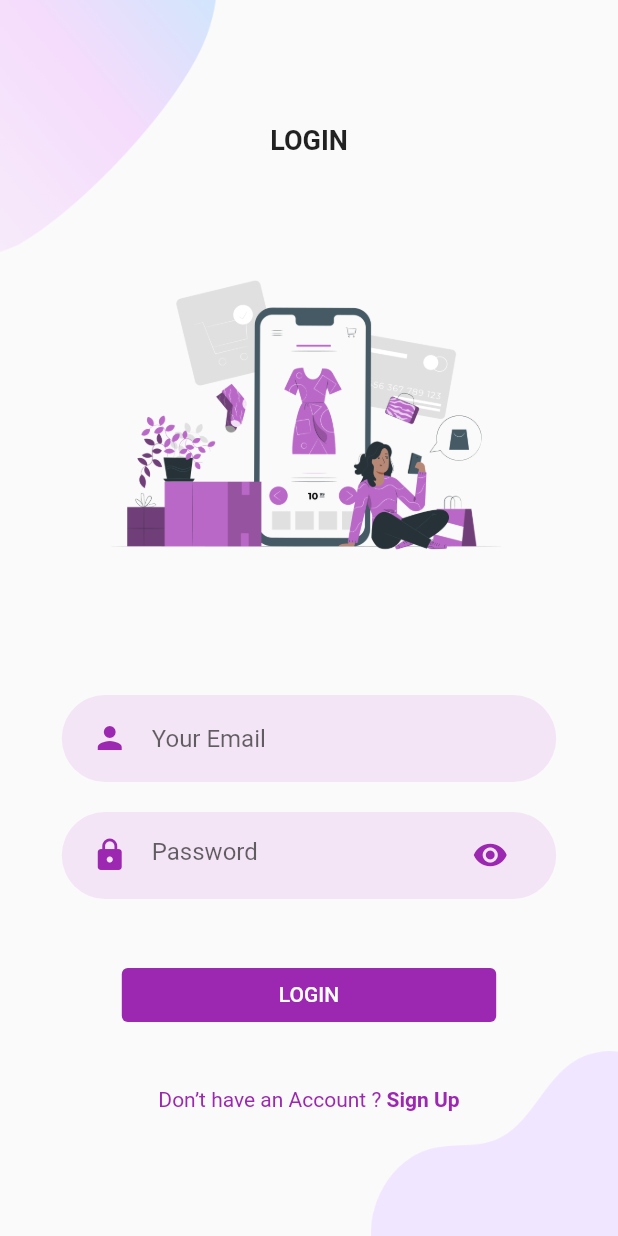
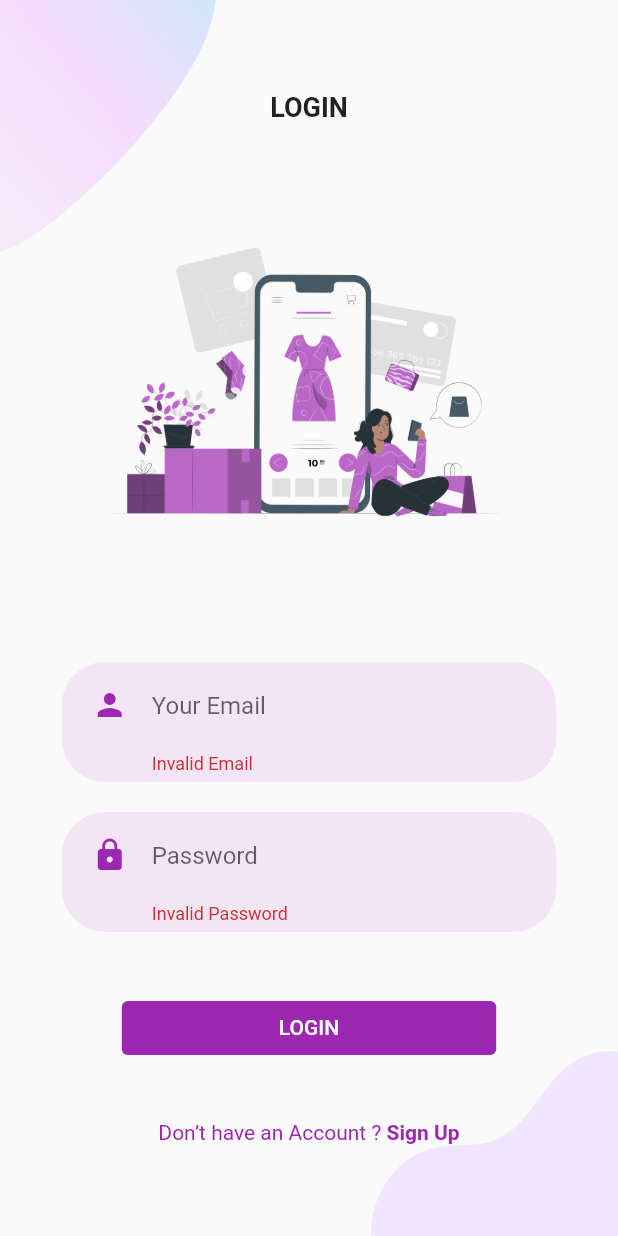
Before and after one commit to Ashaba123/buthings, a Flutter app: the screen it shows after launch, after a tap on "LOGIN", on a phone screen of 412 x 824 dp. Run offline on Flutter 3.47's test engine with Material 2 defaults, Android fonts, the phone set to English and light mode, and no system bars; our stand-ins replace firebase_auth, firebase_core; accounts and stored records are empty.

Commit message:
working login and signup with firebase

```diff
--- a/lib/app.dart
+++ b/lib/app.dart
@@ -1,17 +1,52 @@
 import 'package:buthings/screens/home.dart';
 import 'package:buthings/screens/login_screen.dart';
+import 'package:buthings/screens/signup_screen.dart';
+import 'package:buthings/services/authentication_service.dart';
+import 'package:firebase_auth/firebase_auth.dart';
 import 'package:flutter/material.dart';
+import 'package:provider/provider.dart';
 
 class App extends StatelessWidget {
   @override
   Widget build(BuildContext context) {
-    return MaterialApp(
-      debugShowCheckedModeBanner: false,
-      title: 'Bu Things',
-      theme: ThemeData(
-        primarySwatch: Colors.purple,
+    return MultiProvider(
+      providers: [
+        Provider<IAuthenicationService>(
+          create: (_) => AuthenticationService(FirebaseAuth.instance),
+        ),
+        StreamProvider(
+            create: (context) =>
+                context.read<IAuthenicationService>().authStateChanges,
+            initialData: null)
+      ],
+      child: MaterialApp(
+        debugShowCheckedModeBanner: false,
+        title: 'Bu Things',
+        theme: ThemeData(
+          primarySwatch: Colors.purple,
+        ),
+        home: AuthenticationChecker(),
+        initialRoute: "/splash",
+        routes: <String, Widget Function(BuildContext context)>{
+          "/splash": (context) => AuthenticationChecker(),
+          "/login": (context) => LoginScreen(),
+          "/signup": (context) => SignUpScreen(),
+          "/home": (context) => HomeScreen()
+        },
       ),
-      home: SafeArea(child: LoginScreen()),
     );
   }
 }
+
+class AuthenticationChecker extends StatelessWidget {
+  @override
+  Widget build(BuildContext context) {
+    final firebaseUser = context.watch<IAuthenicationService>().curentUser();
+
+    if (firebaseUser == null) {
+      return LoginScreen();
+    } else {
+      return HomeScreen();
+    }
+  }
+}
--- a/lib/components/rounded_input_field.dart
+++ b/lib/components/rounded_input_field.dart
@@ -4,20 +4,23 @@ import 'package:flutter/material.dart';
 
 class RoundedInputField extends StatelessWidget {
   final String? hintText;
+  final String? Function(String?)? validator;
   final IconData? icon;
-  final ValueChanged<String>? onChanged;
+  final TextEditingController? controller;
   const RoundedInputField({
     Key? key,
     this.hintText,
     this.icon = Icons.person,
-    this.onChanged,
+    this.controller,
+    this.validator,
   }) : super(key: key);
 
   @override
   Widget build(BuildContext context) {
     return TextFieldContainer(
-      child: TextField(
-        onChanged: onChanged,
+      child: TextFormField(
+        validator: validator,
+        controller: controller,
         cursorColor: kPrimaryColor,
         decoration: InputDecoration(
           icon: Icon(
--- a/lib/components/rounded_password_field.dart
+++ b/lib/components/rounded_password_field.dart
@@ -3,27 +3,26 @@ import 'package:buthings/constants.dart';
 import 'package:flutter/material.dart';
 
 class RoundedPasswordField extends StatelessWidget {
-  final ValueChanged<String>? onChanged;
+  final TextEditingController? controller;
+  final String? Function(String?)? validator;
   const RoundedPasswordField({
     Key? key,
-    this.onChanged,
+    this.controller,
+    this.validator,
   }) : super(key: key);
 
   @override
   Widget build(BuildContext context) {
     return TextFieldContainer(
-      child: TextField(
+      child: TextFormField(
+        validator: validator,
+        controller: controller,
         obscureText: true,
-        onChanged: onChanged,
         cursorColor: kPrimaryColor,
         decoration: InputDecoration(
           hintText: "Password",
           icon: Icon(
             Icons.lock,
-            color: kPrimaryColor,
-          ),
-          suffixIcon: Icon(
-            Icons.visibility,
             color: kPrimaryColor,
           ),
           border: InputBorder.none,
--- a/lib/main.dart
+++ b/lib/main.dart
@@ -1,6 +1,12 @@
 import 'package:buthings/app.dart';
 import 'package:flutter/material.dart';
+import 'package:flutter/services.dart';
+import 'package:firebase_core/firebase_core.dart';
 
-void main() {
+Future<void> main() async {
+  WidgetsFlutterBinding.ensureInitialized();
+  SystemChrome.setEnabledSystemUIOverlays(
+      [SystemUiOverlay.bottom, SystemUiOverlay.top]);
+  await Firebase.initializeApp();
   runApp(App());
 }
--- a/lib/screens/login_screen.dart
+++ b/lib/screens/login_screen.dart
@@ -3,11 +3,16 @@ import 'package:buthings/components/login_background.dart';
 import 'package:buthings/components/rounded_button.dart';
 import 'package:buthings/components/rounded_input_field.dart';
 import 'package:buthings/components/rounded_password_field.dart';
+import 'package:buthings/screens/home.dart';
 import 'package:buthings/screens/signup_screen.dart';
+import 'package:buthings/services/authentication_service.dart';
 import 'package:flutter/material.dart';
+import 'package:provider/provider.dart';
 
 class LoginScreen extends StatelessWidget {
-  const LoginScreen({Key? key}) : super(key: key);
+  final formkey = GlobalKey<FormState>();
+  final emailController = TextEditingController();
+  final passwordController = TextEditingController();
 
   @override
   Widget build(BuildContext context) {
@@ -15,6 +20,8 @@ class LoginScreen extends StatelessWidget {
     return Scaffold(
       body: LoginBackground(
         child: SingleChildScrollView(
+          child: Form(
+            key: formkey,
             child: Column(
               mainAxisAlignment: MainAxisAlignment.center,
               children: <Widget>[
@@ -30,15 +37,43 @@ class LoginScreen extends StatelessWidget {
                 ),
                 SizedBox(height: size.height * 0.03),
                 RoundedInputField(
+                  validator: (val) {
+                    if (val!.isEmpty) {
+                      return "Invalid Email";
+                    }
+                    return null;
+                  },
+                  controller: emailController,
                   hintText: "Your Email",
-                onChanged: (value) {},
                 ),
                 RoundedPasswordField(
-                onChanged: (value) {},
+                  validator: (val) {
+                    if (val!.isEmpty) {
+                      return "Invalid Password";
+                    }
+                    return null;
+                  },
+                  controller: passwordController,
                 ),
                 RoundedButton(
                   text: "LOGIN",
-                press: () {},
+                  press: () {
+                    if (formkey.currentState!.validate()) {
+                      context.read<IAuthenicationService>().signIn(
+                          email: emailController.text,
+                          password: passwordController.text);
+                      Navigator.push(
+                        context,
+                        MaterialPageRoute(
+                          builder: (context) {
+                            return HomeScreen();
+                          },
+                        ),
+                      );
+                      ScaffoldMessenger.of(context)
+                          .showSnackBar(SnackBar(content: Text('Signing in')));
+                    }
+                  },
                 ),
                 SizedBox(height: 8),
                 AlreadyHaveAnAccountCheck(
@@ -58,6 +93,7 @@ class LoginScreen extends StatelessWidget {
             ),
           ),
         ),
+      ),
     );
   }
 }
--- /dev/null
+++ b/lib/services/authentication_service.dart
@@ -0,0 +1,39 @@
+import 'package:firebase_auth/firebase_auth.dart';
+
+abstract class IAuthenicationService {
+  Future<String?> signIn({String? email, String? password});
+  Future<String?> signUp({String? email, String? password});
+  Stream<User?> get authStateChanges;
+  User? curentUser();
+}
+
+class AuthenticationService extends IAuthenicationService {
+  final FirebaseAuth _firebaseAuth;
+  AuthenticationService(this._firebaseAuth);
+
+  Stream<User?> get authStateChanges => _firebaseAuth.authStateChanges();
+
+  Future<String?> signIn({String? email, String? password}) async {
+    try {
+      await _firebaseAuth.signInWithEmailAndPassword(
+          email: email!, password: password!);
+      return "Signed In";
+    } on FirebaseAuthException catch (e) {
+      return e.message;
+    }
+  }
+
+  Future<String?> signUp({String? email, String? password}) async {
+    try {
+      await _firebaseAuth.createUserWithEmailAndPassword(
+          email: email!, password: password!);
+      return "Signed In";
+    } on FirebaseAuthException catch (e) {
+      return e.message;
+    }
+  }
+
+  User? curentUser() {
+    return _firebaseAuth.currentUser;
+  }
+}
--- a/pubspec.yaml
+++ b/pubspec.yaml
@@ -13,6 +13,12 @@ dependencies:
     sdk: flutter
 
   cupertino_icons: ^1.0.2
+
+  #Firebase
+  firebase_core: ^1.3.0
+  firebase_auth: ^2.0.0
+  provider: ^5.0.0
+
 
 dev_dependencies:
   flutter_test:
```
Also changed, not shown: lib/screens/signup_screen.dart (+40 -4 lines), pubspec.lock, 3 other files. Lines whose indentation alone changed are shown as unchanged.
